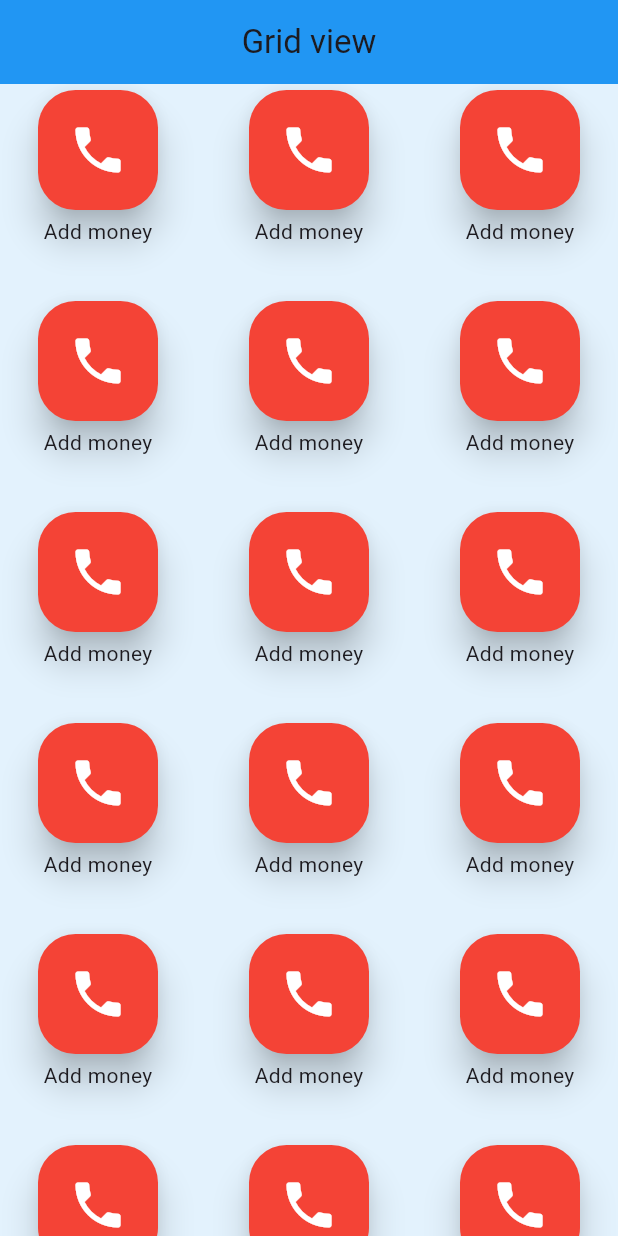
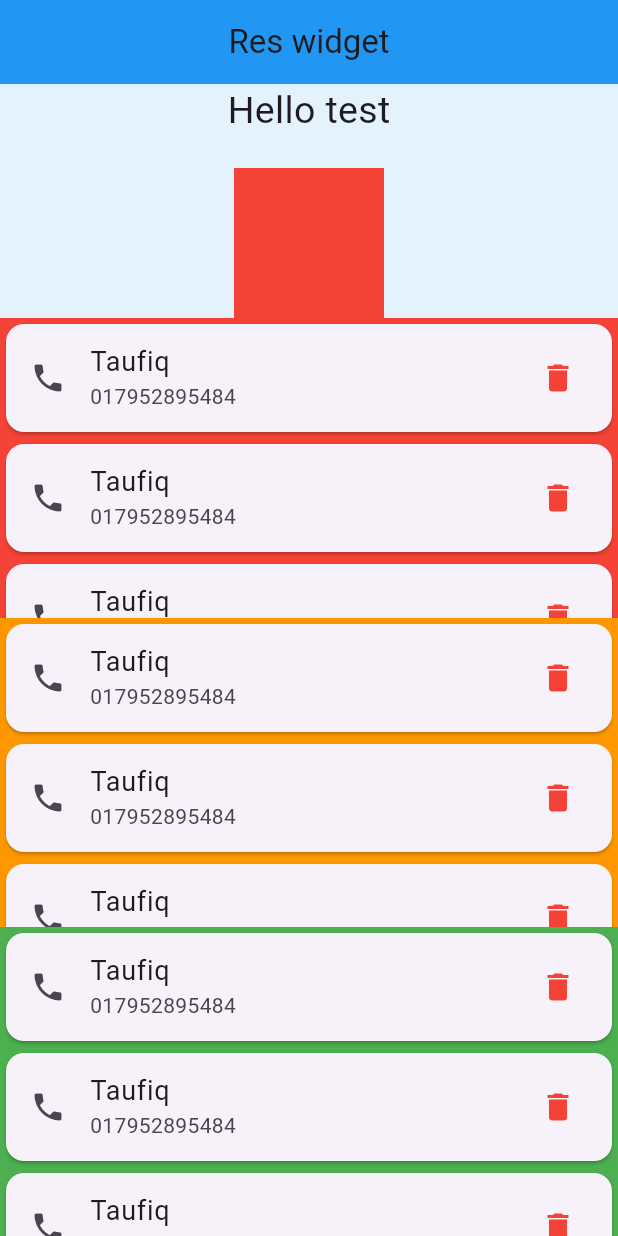
Before and after one commit to taufiqurSabbir/ostad_flutter_14, a Flutter app: the screen it shows after launch, on a phone screen of 412 x 824 dp. Run offline on Flutter 3.47's test engine with Material 3 defaults, Android fonts, the light colour scheme and no system bars.

Commit message:
module 12 class - 2

```diff
--- a/lib/app.dart
+++ b/lib/app.dart
@@ -6,6 +6,8 @@ import 'module_11/class_1.dart';
 import 'module_11/class_2.dart';
 import 'module_11/class_3.dart';
 import 'module_12/class_1.dart';
+import 'module_12/class_2.dart';
+import 'module_12/list_v.dart';
 import 'module_12/module_12_grid.dart';
 
 class MyAPP extends StatelessWidget {
@@ -58,7 +60,7 @@ class MyAPP extends StatelessWidget {
       ),
 
       title: 'Flutter 14',
-      home: Module12Grid(),
+      home: ListV(),
     );
   }
 }
--- /dev/null
+++ b/lib/module_12/class_2.dart
@@ -0,0 +1,29 @@
+import 'package:flutter/material.dart';
+
+class Module12Class2 extends StatelessWidget {
+  const Module12Class2({super.key});
+
+  @override
+  Widget build(BuildContext context) {
+    return Scaffold(
+      appBar: AppBar(
+        title: Text('List view'),
+      ),
+      body: ListView.builder(
+        itemCount: 50,
+        itemBuilder: (context,index){
+          return Card(
+
+            child: ListTile(
+              leading: Icon(Icons.phone),
+              trailing: Icon(Icons.delete,color: Colors.red,),
+              title: Text('Taufiq',style: TextStyle(fontSize: 18),),
+              subtitle: Text('017952895484'),
+            ),
+          );
+        },
+
+      ),
+    );
+  }
+}
--- /dev/null
+++ b/lib/module_12/list_v.dart
@@ -0,0 +1,93 @@
+import 'package:flutter/material.dart';
+class ListV extends StatelessWidget {
+  const ListV({super.key});
+
+  @override
+  Widget build(BuildContext context) {
+    return Scaffold(
+      appBar: AppBar(
+        title: Text('Res widget'),
+      ),
+      body: Column(
+        children: [
+          Text('Hello test',style: TextStyle(fontSize: 25),),
+          SizedBox(height: 20,),
+          Container(
+
+            height: 100,
+            width: 100,
+            color: Colors.red,
+          ),
+
+
+          Container(
+            height: 200,
+              color: Colors.red,
+            child: ListView.builder(
+              itemCount: 50,
+              itemBuilder: (context,index){
+                return Card(
+
+                  child: ListTile(
+                    leading: Icon(Icons.phone),
+                    trailing: Icon(Icons.delete,color: Colors.red,),
+                    title: Text('Taufiq',style: TextStyle(fontSize: 18),),
+                    subtitle: Text('017952895484'),
+                  ),
+                );
+              },
+
+            ),
+          ),
+
+
+          Expanded(
+
+
+            child: Container(
+              color: Colors.orange,
+              child: ListView.builder(
+                itemCount: 50,
+                itemBuilder: (context,index){
+                  return Card(
+
+                    child: ListTile(
+                      leading: Icon(Icons.phone),
+                      trailing: Icon(Icons.delete,color: Colors.red,),
+                      title: Text('Taufiq',style: TextStyle(fontSize: 18),),
+                      subtitle: Text('017952895484'),
+                    ),
+                  );
+                },
+
+              ),
+            ),
+          ),
+
+          Flexible(
+
+
+            child: Container(
+              color: Colors.green,
+              child: ListView.builder(
+                itemCount: 50,
+                itemBuilder: (context,index){
+                  return Card(
+
+                    child: ListTile(
+                      leading: Icon(Icons.phone),
+                      trailing: Icon(Icons.delete,color: Colors.red,),
+                      title: Text('Taufiq',style: TextStyle(fontSize: 18),),
+                      subtitle: Text('017952895484'),
+                    ),
+                  );
+                },
+
+              ),
+            ),
+          ),
+        ],
+      ),
+    );
+  }
+}
```
